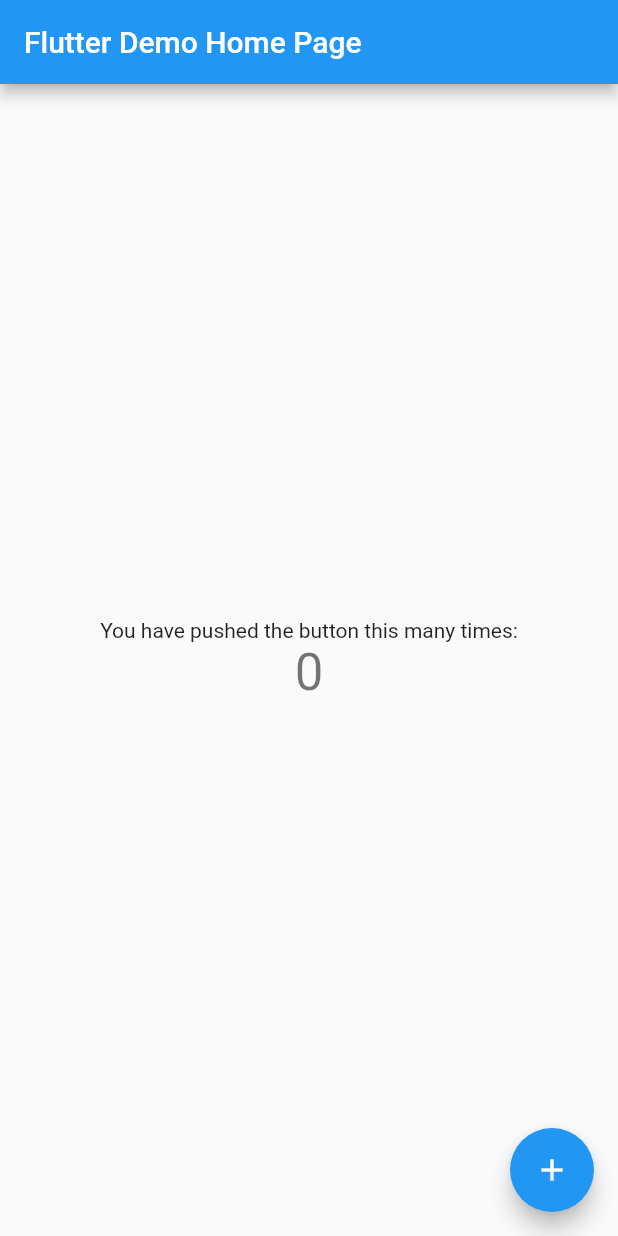
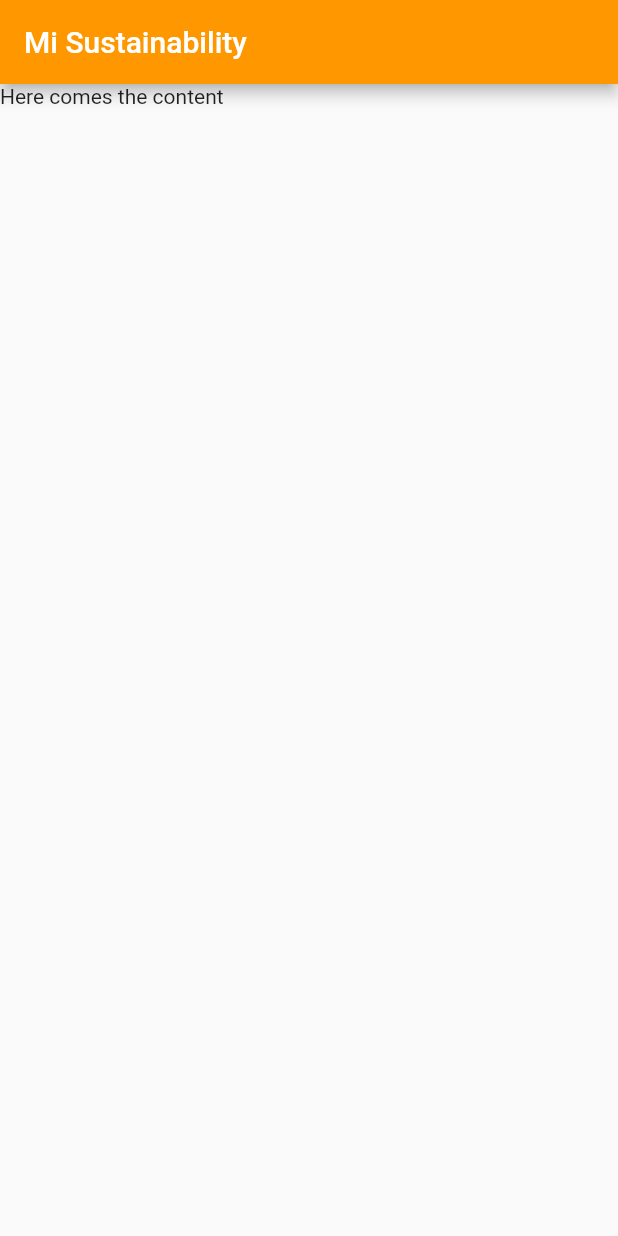
Before and after one commit to Omerixe/EcoMi, a Flutter app: the screen it shows after launch, on a phone screen of 412 x 824 dp. Run offline on Flutter 3.47's test engine with Material 2 defaults, Android fonts, the phone set to English and light mode, and no system bars.

Commit message:
replace the default homescreen

```diff
--- a/lib/main.dart
+++ b/lib/main.dart
@@ -1,4 +1,5 @@
 import 'package:flutter/material.dart';
+import 'package:mi_sustainability/screens/home_page.dart';
 
 void main() {
   runApp(MyApp());
@@ -10,104 +11,10 @@ class MyApp extends StatelessWidget {
   Widget build(BuildContext context) {
     return MaterialApp(
       title: 'Flutter Demo',
-      theme: ThemeData(
-        // This is the theme of your application.
-        //
-        // Try running your application with "flutter run". You'll see the
-        // application has a blue toolbar. Then, without quitting the app, try
-        // changing the primarySwatch below to Colors.green and then invoke
-        // "hot reload" (press "r" in the console where you ran "flutter run",
-        // or simply save your changes to "hot reload" in a Flutter IDE).
-        // Notice that the counter didn't reset back to zero; the application
-        // is not restarted.
-        primarySwatch: Colors.blue,
+      theme: ThemeData.light().copyWith(
+        primaryColor: Colors.orange,
       ),
-      home: MyHomePage(title: 'Flutter Demo Home Page'),
+      home: HomePage(),
     );
   }
 }
-
-class MyHomePage extends StatefulWidget {
-  MyHomePage({Key? key, required this.title}) : super(key: key);
-
-  // This widget is the home page of your application. It is stateful, meaning
-  // that it has a State object (defined below) that contains fields that affect
-  // how it looks.
-
-  // This class is the configuration for the state. It holds the values (in this
-  // case the title) provided by the parent (in this case the App widget) and
-  // used by the build method of the State. Fields in a Widget subclass are
-  // always marked "final".
-
-  final String title;
-
-  @override
-  _MyHomePageState createState() => _MyHomePageState();
-}
-
-class _MyHomePageState extends State<MyHomePage> {
-  int _counter = 0;
-
-  void _incrementCounter() {
-    setState(() {
-      // This call to setState tells the Flutter framework that something has
-      // changed in this State, which causes it to rerun the build method below
-      // so that the display can reflect the updated values. If we changed
-      // _counter without calling setState(), then the build method would not be
-      // called again, and so nothing would appear to happen.
-      _counter++;
-    });
-  }
-
-  @override
-  Widget build(BuildContext context) {
-    // This method is rerun every time setState is called, for instance as done
-    // by the _incrementCounter method above.
-    //
-    // The Flutter framework has been optimized to make rerunning build methods
-    // fast, so that you can just rebuild anything that needs updating rather
-    // than having to individually change instances of widgets.
-    return Scaffold(
-      appBar: AppBar(
-        // Here we take the value from the MyHomePage object that was created by
-        // the App.build method, and use it to set our appbar title.
-        title: Text(widget.title),
-      ),
-      body: Center(
-        // Center is a layout widget. It takes a single child and positions it
-        // in the middle of the parent.
-        child: Column(
-          // Column is also a layout widget. It takes a list of children and
-          // arranges them vertically. By default, it sizes itself to fit its
-          // children horizontally, and tries to be as tall as its parent.
-          //
-          // Invoke "debug painting" (press "p" in the console, choose the
-          // "Toggle Debug Paint" action from the Flutter Inspector in Android
-          // Studio, or the "Toggle Debug Paint" command in Visual Studio Code)
-          // to see the wireframe for each widget.
-          //
-          // Column has various properties to control how it sizes itself and
-          // how it positions its children. Here we use mainAxisAlignment to
-          // center the children vertically; the main axis here is the vertical
-          // axis because Columns are vertical (the cross axis would be
-          // horizontal).
-          mainAxisAlignment: MainAxisAlignment.center,
-          children: <Widget>[
-            Text(
-              'You have pushed the button this many times:',
-            ),
-            Text(
-              '$_counter',
-              style: Theme.of(context).textTheme.headline4,
-            ),
-          ],
-        ),
-      ),
-      floatingActionButton: FloatingActionButton(
-        onPressed: _incrementCounter,
-        tooltip: 'Increment',
-        child: Icon(Icons.add),
-      ), // This trailing comma makes auto-formatting nicer for build methods.
-    );
-  }
-}
--- /dev/null
+++ b/lib/screens/home_page.dart
@@ -0,0 +1,17 @@
+import 'package:flutter/cupertino.dart';
+import 'package:flutter/material.dart';
+
+class HomePage extends StatelessWidget {
+  @override
+  Widget build(BuildContext context) {
+    return SafeArea(
+        child: Scaffold(
+      appBar: AppBar(title: Text('Mi Sustainability')),
+      body: Column(
+        children: [
+          Text('Here comes the content'),
+        ],
+      ),
+    ));
+  }
+}
```
